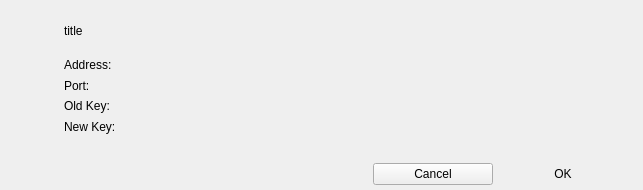
This is BlockSettleUILib/ImportKeyBox.ui in BlockSettle/terminal as Qt 5 draws it before an edit. The edited form follows.
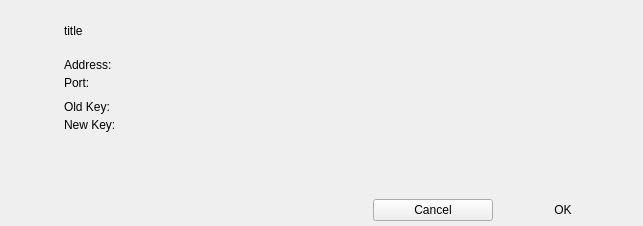
This is the edited form. Icons and pictures are not drawn.

Commit message: import id key fix

Patch:
```diff
--- a/BlockSettleUILib/ImportKeyBox.ui
+++ b/BlockSettleUILib/ImportKeyBox.ui
@@ -7,7 +7,7 @@
     <x>0</x>
     <y>0</y>
     <width>643</width>
-    <height>189</height>
+    <height>226</height>
    </rect>
   </property>
   <property name="sizePolicy">
@@ -120,7 +120,7 @@
         <property name="minimumSize">
          <size>
           <width>0</width>
-          <height>100</height>
+          <height>0</height>
          </size>
         </property>
         <layout class="QGridLayout" name="gridLayout_2">
@@ -137,9 +137,49 @@
           <number>0</number>
          </property>
          <property name="bottomMargin">
+          <number>6</number>
+         </property>
+         <property name="verticalSpacing">
           <number>0</number>
          </property>
-         <item row="2" column="0">
+         <item row="4" column="0">
+          <widget class="QLabel" name="labelNewKey">
+           <property name="sizePolicy">
+            <sizepolicy hsizetype="Preferred" vsizetype="Minimum">
+             <horstretch>0</horstretch>
+             <verstretch>0</verstretch>
+            </sizepolicy>
+           </property>
+           <property name="minimumSize">
+            <size>
+             <width>0</width>
+             <height>0</height>
+            </size>
+           </property>
+           <property name="maximumSize">
+            <size>
+             <width>60</width>
+             <height>22</height>
+            </size>
+           </property>
+           <property name="text">
+            <string>New Key:</string>
+           </property>
+           <property name="textFormat">
+            <enum>Qt::AutoText</enum>
+           </property>
+           <property name="alignment">
+            <set>Qt::AlignLeading|Qt::AlignLeft|Qt::AlignTop</set>
+           </property>
+           <property name="wordWrap">
+            <bool>true</bool>
+           </property>
+           <property name="openExternalLinks">
+            <bool>true</bool>
+           </property>
+          </widget>
+         </item>
+         <item row="3" column="0">
           <widget class="QLabel" name="labelOldKey">
            <property name="sizePolicy">
             <sizepolicy hsizetype="Preferred" vsizetype="Minimum">
@@ -156,7 +196,7 @@
            <property name="maximumSize">
             <size>
              <width>60</width>
-             <height>15</height>
+             <height>22</height>
             </size>
            </property>
            <property name="text">
@@ -176,80 +216,6 @@
            </property>
           </widget>
          </item>
-         <item row="1" column="1" colspan="2">
-          <widget class="QLabel" name="labelPortValue">
-           <property name="sizePolicy">
-            <sizepolicy hsizetype="Preferred" vsizetype="Minimum">
-             <horstretch>0</horstretch>
-             <verstretch>0</verstretch>
-            </sizepolicy>
-           </property>
-           <property name="minimumSize">
-            <size>
-             <width>0</width>
-             <height>0</height>
-            </size>
-           </property>
-           <property name="maximumSize">
-            <size>
-             <width>16777215</width>
-             <height>15</height>
-            </size>
-           </property>
-           <property name="text">
-            <string>&lt;unknown&gt;</string>
-           </property>
-           <property name="textFormat">
-            <enum>Qt::AutoText</enum>
-           </property>
-           <property name="alignment">
-            <set>Qt::AlignLeading|Qt::AlignLeft|Qt::AlignTop</set>
-           </property>
-           <property name="wordWrap">
-            <bool>true</bool>
-           </property>
-           <property name="openExternalLinks">
-            <bool>true</bool>
-           </property>
-          </widget>
-         </item>
-         <item row="3" column="1" colspan="2">
-          <widget class="QLabel" name="labelNewKeyValue">
-           <property name="sizePolicy">
-            <sizepolicy hsizetype="Preferred" vsizetype="Minimum">
-             <horstretch>0</horstretch>
-             <verstretch>0</verstretch>
-            </sizepolicy>
-           </property>
-           <property name="minimumSize">
-            <size>
-             <width>0</width>
-             <height>0</height>
-            </size>
-           </property>
-           <property name="maximumSize">
-            <size>
-             <width>16777215</width>
-             <height>15</height>
-            </size>
-           </property>
-           <property name="text">
-            <string>&lt;none&gt;</string>
-           </property>
-           <property name="textFormat">
-            <enum>Qt::AutoText</enum>
-           </property>
-           <property name="alignment">
-            <set>Qt::AlignLeading|Qt::AlignLeft|Qt::AlignTop</set>
-           </property>
-           <property name="wordWrap">
-            <bool>true</bool>
-           </property>
-           <property name="openExternalLinks">
-            <bool>true</bool>
-           </property>
-          </widget>
-         </item>
          <item row="1" column="0">
           <widget class="QLabel" name="labelPort">
            <property name="sizePolicy">
@@ -267,7 +233,7 @@
            <property name="maximumSize">
             <size>
              <width>60</width>
-             <height>15</height>
+             <height>22</height>
             </size>
            </property>
            <property name="text">
@@ -287,8 +253,8 @@
            </property>
           </widget>
          </item>
-         <item row="3" column="0">
-          <widget class="QLabel" name="labelNewKey">
+         <item row="4" column="1" colspan="2">
+          <widget class="QLabel" name="labelNewKeyValue">
            <property name="sizePolicy">
             <sizepolicy hsizetype="Preferred" vsizetype="Minimum">
              <horstretch>0</horstretch>
@@ -303,12 +269,49 @@
            </property>
            <property name="maximumSize">
             <size>
-             <width>60</width>
-             <height>15</height>
+             <width>16777215</width>
+             <height>22</height>
             </size>
            </property>
            <property name="text">
-            <string>New Key:</string>
+            <string>&lt;none&gt;</string>
+           </property>
+           <property name="textFormat">
+            <enum>Qt::AutoText</enum>
+           </property>
+           <property name="alignment">
+            <set>Qt::AlignLeading|Qt::AlignLeft|Qt::AlignTop</set>
+           </property>
+           <property name="wordWrap">
+            <bool>true</bool>
+           </property>
+           <property name="openExternalLinks">
+            <bool>true</bool>
+           </property>
+          </widget>
+         </item>
+         <item row="0" column="1" colspan="2">
+          <widget class="QLabel" name="labelAddressValue">
+           <property name="sizePolicy">
+            <sizepolicy hsizetype="Preferred" vsizetype="Minimum">
+             <horstretch>0</horstretch>
+             <verstretch>0</verstretch>
+            </sizepolicy>
+           </property>
+           <property name="minimumSize">
+            <size>
+             <width>0</width>
+             <height>0</height>
+            </size>
+           </property>
+           <property name="maximumSize">
+            <size>
+             <width>16777215</width>
+             <height>22</height>
+            </size>
+           </property>
+           <property name="text">
+            <string>&lt;unknown&gt;</string>
            </property>
            <property name="textFormat">
             <enum>Qt::AutoText</enum>
@@ -341,7 +344,7 @@
            <property name="maximumSize">
             <size>
              <width>60</width>
-             <height>15</height>
+             <height>22</height>
             </size>
            </property>
            <property name="text">
@@ -378,7 +381,7 @@
            <property name="maximumSize">
             <size>
              <width>16777215</width>
-             <height>15</height>
+             <height>22</height>
             </size>
            </property>
            <property name="text">
@@ -398,7 +401,7 @@
            </property>
           </widget>
          </item>
-         <item row="2" column="1" colspan="2">
+         <item row="3" column="1" colspan="2">
           <widget class="QLabel" name="labelOldKeyValue">
            <property name="sizePolicy">
             <sizepolicy hsizetype="Preferred" vsizetype="Minimum">
@@ -415,7 +418,7 @@
            <property name="maximumSize">
             <size>
              <width>16777215</width>
-             <height>15</height>
+             <height>22</height>
             </size>
            </property>
            <property name="text">
@@ -435,6 +438,22 @@
            </property>
           </widget>
          </item>
+         <item row="2" column="0" colspan="3">
+          <spacer name="verticalSpacer_2">
+           <property name="orientation">
+            <enum>Qt::Vertical</enum>
+           </property>
+           <property name="sizeType">
+            <enum>QSizePolicy::Fixed</enum>
+           </property>
+           <property name="sizeHint" stdset="0">
+            <size>
+             <width>20</width>
+             <height>6</height>
+            </size>
+           </property>
+          </spacer>
+         </item>
         </layout>
        </widget>
       </item>
```
Left out of the diff: 4 changed lines with no effect on the pictures. The commit also changes 3 other files.
